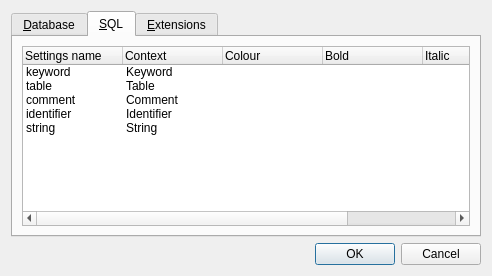
sqlitebrowser/sqlitebrowser, file src/PreferencesDialog.ui: the form before one commit.
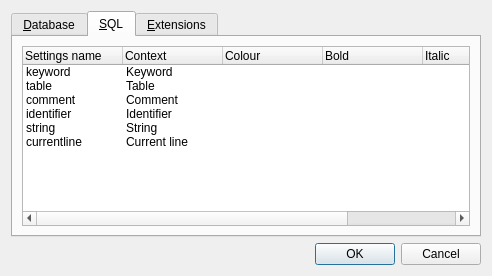
The form after the commit. The open tabs and pages were chosen to show the change. Icons and pictures are not drawn.

Commit message: SqlTextEdit: Highlight current line

```diff
--- a/src/PreferencesDialog.ui
+++ b/src/PreferencesDialog.ui
@@ -267,6 +267,14 @@
            <string/>
           </property>
          </item>
+         <item>
+          <property name="text">
+           <string>currentline</string>
+          </property>
+          <property name="text">
+           <string>Current line</string>
+          </property>
+         </item>
         </widget>
        </item>
       </layout>
```
The commit also changes 3 other files.
